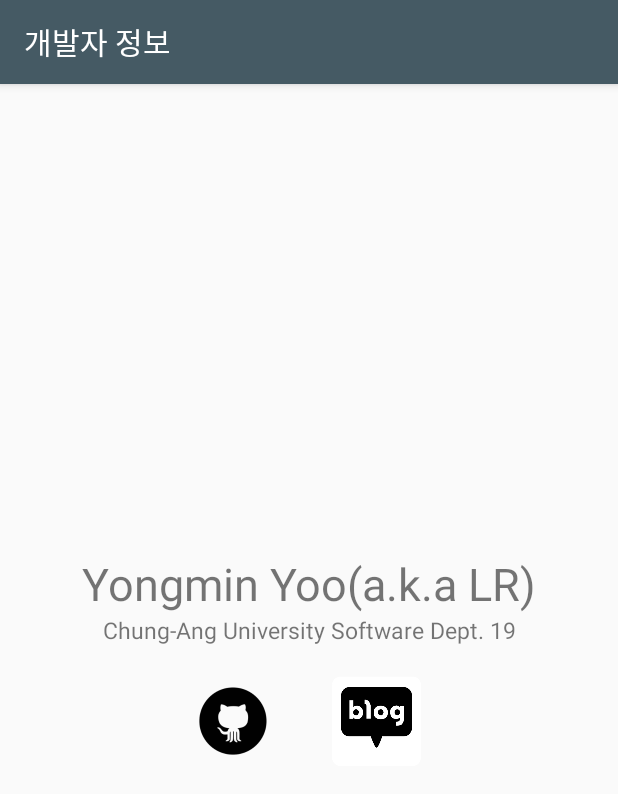
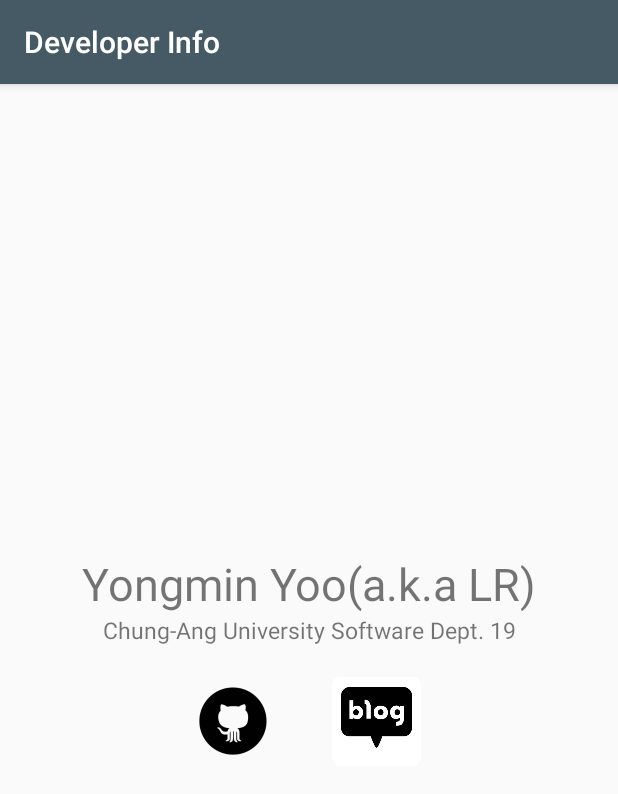
Before and after one commit to yymin1022/TaxiMeter_Legacy, an Android app: the InfoActivity screen opened directly, with no data from a screen before it, on a phone screen of 412 x 824 dp. Shown: the top 794 px of the screen. Run offline under Robolectric (Android 15) with nearby library versions, the phone set to English and light mode, and no system bars.

Commit message:
Add Translation to InfoActivity

```diff
--- a/app/src/main/java/com/yong/taximeter/InfoActivity.java
+++ b/app/src/main/java/com/yong/taximeter/InfoActivity.java
@@ -16,14 +16,16 @@ public class InfoActivity extends AppCompatActivity {
     protected void onCreate(Bundle savedInstanceState) {
         super.onCreate(savedInstanceState);
         ActionBar actionBar = getSupportActionBar();
-        actionBar.setTitle("개발자 정보");
+        if(actionBar != null){
+            actionBar.setTitle(getString(R.string.info_title));
+        }
         setContentView(R.layout.activity_info);
     }
 
     public void openGit(View V){
         AlertDialog.Builder builder = new AlertDialog.Builder(this);
-        builder.setMessage("개발자의 Github로 이동합니다.");
-        builder.setPositiveButton("확인", new DialogInterface.OnClickListener() {
+        builder.setMessage(getString(R.string.info_dialog_github_text));
+        builder.setPositiveButton(getString(R.string.info_dialog_ok), new DialogInterface.OnClickListener() {
             @Override
             public void onClick(DialogInterface dialogInterface, int i) {
                 startActivity(new Intent(Intent.ACTION_VIEW, Uri.parse("https://github.com/yymin1022")));
@@ -34,8 +36,8 @@ public class InfoActivity extends AppCompatActivity {
 
     public void openBlog(View V){
         AlertDialog.Builder builder = new AlertDialog.Builder(this);
-        builder.setMessage("개발자의 블로그로 이동합니다.");
-        builder.setPositiveButton("확인", new DialogInterface.OnClickListener() {
+        builder.setMessage(getString(R.string.info_dialog_blog_text));
+        builder.setPositiveButton(getString(R.string.info_dialog_ok), new DialogInterface.OnClickListener() {
             @Override
             public void onClick(DialogInterface dialogInterface, int i) {
                 startActivity(new Intent(Intent.ACTION_VIEW, Uri.parse("https://blog.naver.com/yymin1022")));
--- a/app/src/main/java/com/yong/taximeter/MainActivity.java
+++ b/app/src/main/java/com/yong/taximeter/MainActivity.java
@@ -1,12 +1,9 @@
 package com.yong.taximeter;
 
 import androidx.appcompat.app.AppCompatActivity;
-import androidx.core.app.ActivityCompat;
 
-import android.Manifest;
 import android.content.Intent;
 import android.content.SharedPreferences;
-import android.content.pm.PackageManager;
 import android.os.Bundle;
 import android.view.View;
 
--- a/app/src/main/java/com/yong/taximeter/SettingsActivity.java
+++ b/app/src/main/java/com/yong/taximeter/SettingsActivity.java
@@ -37,7 +37,9 @@ public class SettingsActivity extends AppCompatActivity {
     protected void onCreate(Bundle savedInstanceState) {
         super.onCreate(savedInstanceState);
         ActionBar actionBar = getSupportActionBar();
-        actionBar.setTitle(getString(R.string.setting_title));
+        if(actionBar != null){
+            actionBar.setTitle(getString(R.string.setting_title));
+        }
         setContentView(R.layout.activity_settings);
 
         prefs = getSharedPreferences("prefs", MODE_PRIVATE);
--- a/app/src/main/res/values/strings.xml
+++ b/app/src/main/res/values/strings.xml
@@ -14,6 +14,10 @@
     <string name="donation_toast_purchase_thanks">Thanks for Donation!</string>
     <string name="donation_toast_purchase_unknown_error">%d : Unknown Error</string>
 
+    <string name="info_dialog_blog_text">Move to Developer\'s Blog</string>
+    <string name="info_dialog_github_text">Move to Developer\'s Github</string>
+    <string name="info_dialog_ok">OK</string>
+    <string name="info_title">Developer Info</string>
     <string name="info_tv_name">Yongmin Yoo(a.k.a LR)</string>
     <string name="info_tv_school">Chung-Ang University Software Dept. 19</string>
 
```
